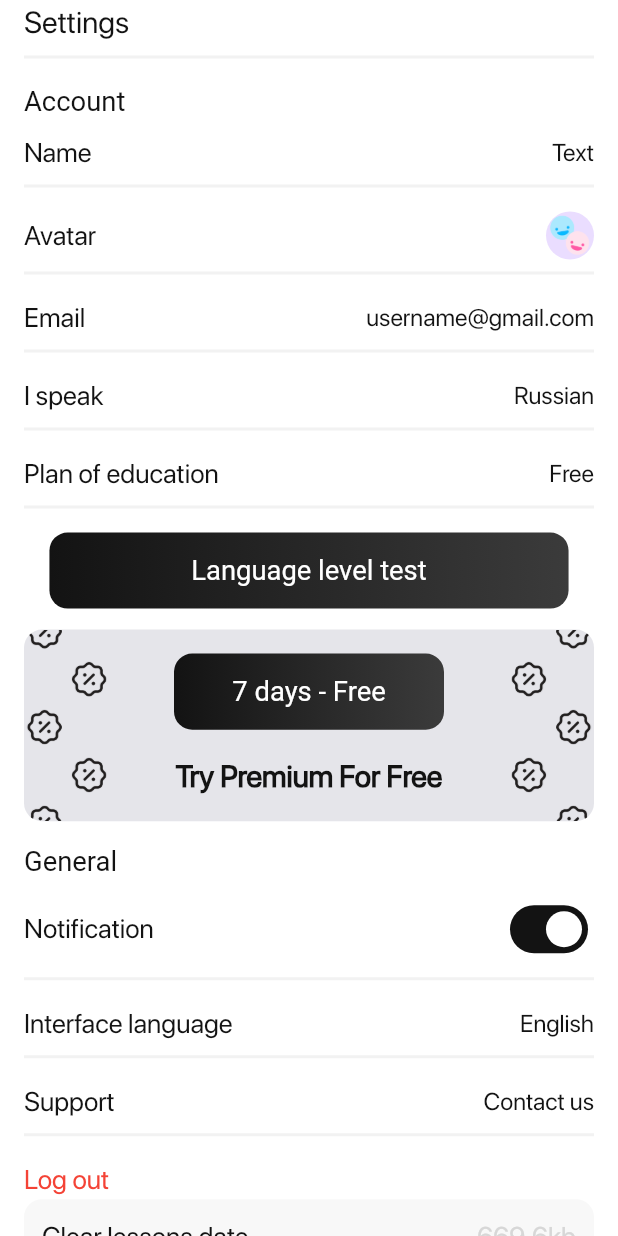
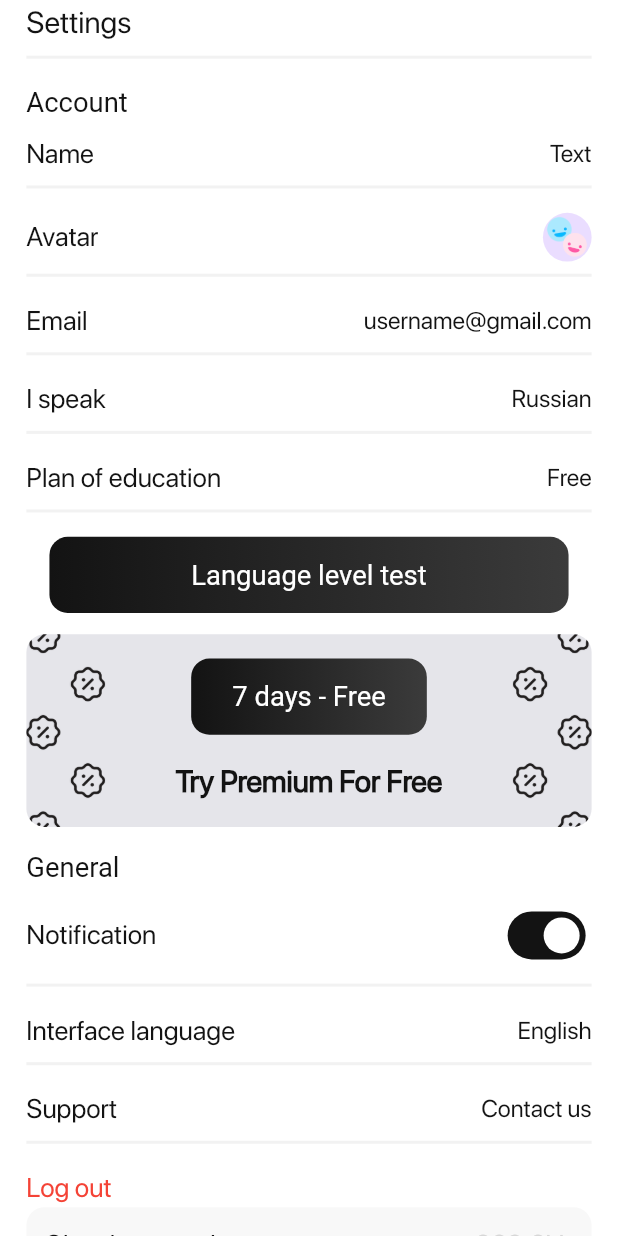
Before and after one commit to fatmamamdouh/Sooyaa_Language-Learning-App, a Flutter app: the SettingScreen screen opened directly, on a phone screen of 412 x 824 dp. Run offline on Flutter 3.47's test engine with Material 3 defaults, Android fonts, the phone set to English and light mode, and no system bars; our stand-ins replace chewie, dio, flutter_bloc, flutter_screenutil, pinput, video_player; network calls fail; Roboto replaces fonts that are missing (Baloo Chettan).

Commit message:
add responsive code

```diff
--- a/lib/core/customs/Containers/discount_card.dart
+++ b/lib/core/customs/Containers/discount_card.dart
@@ -1,4 +1,5 @@
 import 'package:flutter/cupertino.dart';
+import 'package:flutter_screenutil/flutter_screenutil.dart';
 
 import '../../resources/app_colors.dart';
 import '../../resources/app_images.dart';
@@ -12,25 +13,25 @@ class DiscountCard extends StatelessWidget {
   @override
   Widget build(BuildContext context) {
     return Padding(
-      padding: const EdgeInsets.symmetric(vertical: 14.0),
+      padding: EdgeInsets.symmetric(vertical: 14.0.h),
       child: Container(
         decoration: BoxDecoration(
           color: AppColors.grey5,
-          borderRadius: BorderRadius.circular(12.0),
+          borderRadius: BorderRadius.circular(12.0.r),
           image: DecorationImage(
             image: AssetImage(AppImages.discountIcon),
             fit: BoxFit.cover,
           ),
         ),
         child: Padding(
-          padding: const EdgeInsets.symmetric(vertical: 16.0),
+          padding: EdgeInsets.symmetric(vertical: 16.0.h),
           child: Column(
             children: [
               Padding(
-                padding: const EdgeInsets.symmetric(horizontal: 100.0),
+                padding: EdgeInsets.symmetric(horizontal: 100.0.w),
                 child: CustomBtn(title: AppTexts.sevenDaysFree, hidden: false, onTap: () {}),
               ),
-              SizedBox(height: 16.0),
+              SizedBox(height: 16.0.h),
               Text(
                 AppTexts.tryPremiumFree,
                 style: AppTextStyle.style20.copyWith(
--- a/lib/core/customs/Containers/lesson_card.dart
+++ b/lib/core/customs/Containers/lesson_card.dart
@@ -1,4 +1,5 @@
 import 'package:flutter/material.dart';
+import 'package:flutter_screenutil/flutter_screenutil.dart';
 import 'package:video_player/video_player.dart';
 import 'package:chewie/chewie.dart';
 
@@ -62,7 +63,7 @@ class _LessonVideoCardState extends State<LessonVideoCard> {
               : Image.network(
             widget.thumbnailUrl,
             width: double.infinity,
-            height: 260,
+            height: 260.h,
             fit: BoxFit.cover,
           ),
 
--- a/lib/core/customs/Containers/setting_item.dart
+++ b/lib/core/customs/Containers/setting_item.dart
@@ -1,4 +1,5 @@
 import 'package:flutter/cupertino.dart';
+import 'package:flutter_screenutil/flutter_screenutil.dart';
 
 import '../../resources/text_style.dart';
 
@@ -26,9 +27,9 @@ class SettingItem extends StatelessWidget {
           ],
         ),
         Padding(
-          padding: const EdgeInsets.only(bottom: 16.0, top: 8.0),
+          padding: EdgeInsets.only(bottom: 16.0.h, top: 8.0.h),
           child: Container(
-            height: 2,
+            height: 2.h,
             color: Color(0xffF2F2F2),
             width: double.infinity,
           ),
--- a/lib/core/screens/Settings/setting_screen.dart
+++ b/lib/core/screens/Settings/setting_screen.dart
@@ -1,4 +1,5 @@
 import 'package:flutter/material.dart';
+import 'package:flutter_screenutil/flutter_screenutil.dart';
 import 'package:sooyaa_app/core/customs/Buttons/custom_btn.dart';
 import 'package:sooyaa_app/core/customs/Containers/discount_card.dart';
 import 'package:sooyaa_app/core/customs/Containers/setting_item.dart';
@@ -16,7 +17,7 @@ class SettingScreen extends StatelessWidget {
       body: SafeArea(
         child: SingleChildScrollView(
           child: Padding(
-            padding: const EdgeInsets.symmetric(horizontal: 16.0),
+            padding: EdgeInsets.symmetric(horizontal: 16.0.w),
             child: Column(
               children: [
                 Row(
@@ -26,9 +27,9 @@ class SettingScreen extends StatelessWidget {
                   ],
                 ),
                 Padding(
-                  padding: const EdgeInsets.only(bottom: 16.0, top: 8.0),
+                  padding: EdgeInsets.only(bottom: 16.0.h, top: 8.0.h),
                   child: Container(
-                    height: 2,
+                    height: 2.h,
                     color: Color(0xffF2F2F2),
                     width: double.infinity,
                   ),
@@ -39,7 +40,7 @@ class SettingScreen extends StatelessWidget {
                     Text(AppTexts.accountText, style: AppTextStyle.baloo18),
                   ],
                 ),
-                SizedBox(height: 8.0),
+                SizedBox(height: 8.0.h),
                 SettingItem(
                   propertyName: AppTexts.nameText,
                   propertyValue: "Text",
@@ -57,15 +58,15 @@ class SettingScreen extends StatelessWidget {
                         ),
                         Spacer(),
                         CircleAvatar(
-                          radius: 16.0,
+                          radius: 16.0.r,
                           child: Image.asset(AppImages.friends),
                         ),
                       ],
                     ),
                     Padding(
-                      padding: const EdgeInsets.only(bottom: 16.0, top: 8.0),
+                      padding: EdgeInsets.only(bottom: 16.0.h, top: 8.0.h),
                       child: Container(
-                        height: 2,
+                        height: 2.h,
                         color: Color(0xffF2F2F2),
                         width: double.infinity,
                       ),
@@ -96,7 +97,7 @@ class SettingScreen extends StatelessWidget {
                     Text(AppTexts.generalText, style: AppTextStyle.baloo18),
                   ],
                 ),
-                SizedBox(height: 8.0),
+                SizedBox(height: 8.0.h),
                 Column(
                   children: [
                     Row(
@@ -113,9 +114,9 @@ class SettingScreen extends StatelessWidget {
                       ],
                     ),
                     Padding(
-                      padding: const EdgeInsets.only(bottom: 16.0, top: 8.0),
+                      padding:  EdgeInsets.only(bottom: 16.0.h, top: 8.0.h),
                       child: Container(
-                        height: 2,
+                        height: 2.h,
                         color: Color(0xffF2F2F2),
                         width: double.infinity,
                       ),
@@ -146,7 +147,7 @@ class SettingScreen extends StatelessWidget {
                 Container(
                   decoration: BoxDecoration(
                     color: AppColors.fillColor,
-                    borderRadius: BorderRadius.circular(12.0),
+                    borderRadius: BorderRadius.circular(12.0.r),
                   ),
                   child: Padding(
                     padding: const EdgeInsets.all(12.0),
@@ -174,14 +175,14 @@ class SettingScreen extends StatelessWidget {
                           ],
                         ),
                         SizedBox(
-                          height: 8.0,
+                          height: 8.0.h,
                         ),
                         Text(
                           AppTexts.clearLessonsDescription,
                           style: AppTextStyle.style14,
                         ),
                         SizedBox(
-                          height: 8.0,
+                          height: 8.0.h,
                         ),
                         CustomBtn(
                           title: AppTexts.clearButtonText,
```
Also changed, not shown: lib/core/customs/AppBar/lessons_app_bar.dart (+5 -4 lines), lib/core/customs/Containers/free_plan_item.dart (+4 -3 lines), lib/core/customs/Containers/plan_feature.dart (+5 -6 lines), lib/core/screens/Lessons/first_lesson_screen.dart (+4 -5 lines), lib/core/screens/Subscribtion/plans_screen.dart (+16 -15 lines).
